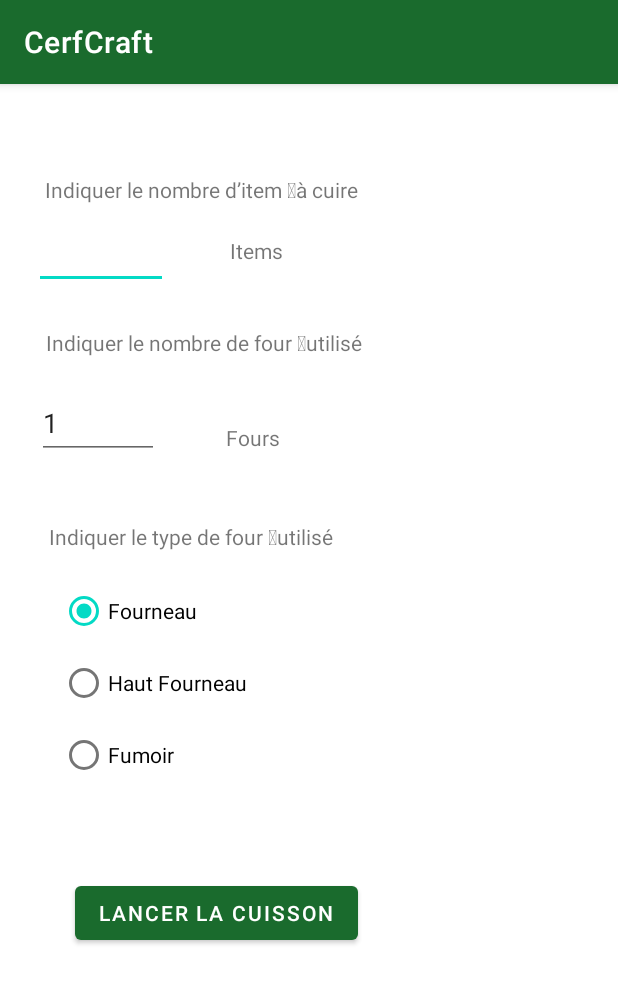
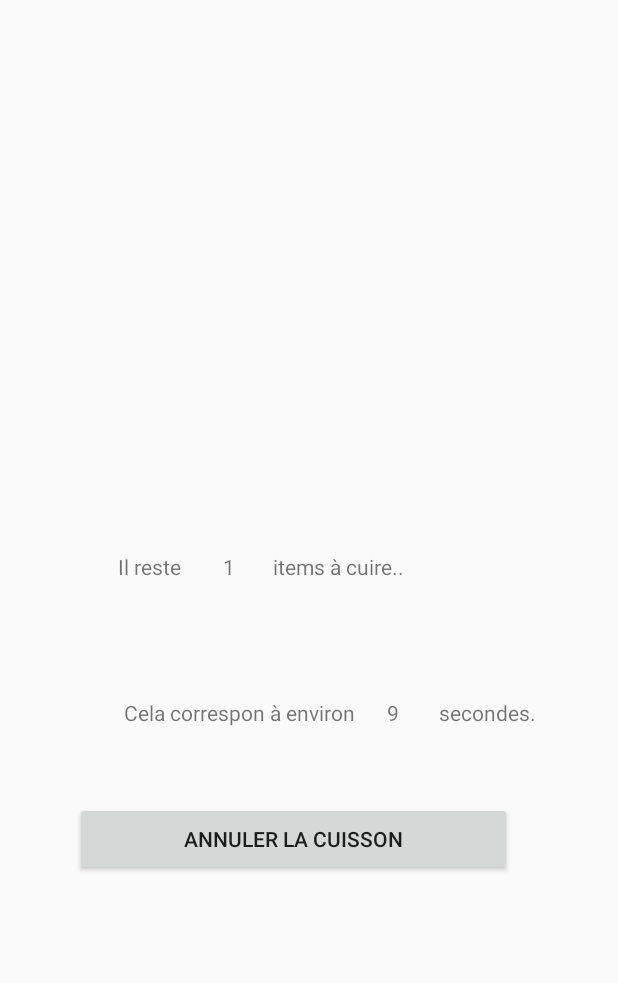
Before and after one commit to dvarre/CerfCraft, an Android app: the CuissonActivity screen opened directly, with no data from a screen before it, after a tap on "LANCER LA CUISSON", on a phone screen of 412 x 824 dp. Shown: the top 983 px of the screen. Run offline under Robolectric (Android 15) with nearby library versions, the phone set to English and light mode, and no system bars.

Commit message:
toolbarand cuisson en cours

```diff
--- a/app/src/main/AndroidManifest.xml
+++ b/app/src/main/AndroidManifest.xml
@@ -39,6 +39,9 @@
             android:name=".CuissonActivity"
             android:exported="false" />
         <activity
+            android:name=".CuissonEnCoursActivity"
+            android:exported="false" />
+        <activity
             android:name=".MobsActivity"
             android:exported="false" />
         <activity
--- a/app/src/main/java/fr/cerfcraft/CuissonActivity.java
+++ b/app/src/main/java/fr/cerfcraft/CuissonActivity.java
@@ -5,6 +5,7 @@ import androidx.core.app.NotificationCompat;
 
 import android.app.NotificationChannel;
 import android.app.NotificationManager;
+import android.content.Intent;
 import android.os.Build;
 import android.os.Bundle;
 import android.os.Handler;
@@ -13,77 +14,65 @@ import android.widget.Button;
 import android.widget.RadioGroup;
 import android.widget.TextView;
 
+import fr.cerfcraft.activity.MainActivity;
+
 public class CuissonActivity extends AppCompatActivity {
 
+    public static boolean cuissonEnCours = false;
     protected NotificationManager notificationManager;
     Button button;
-    NotificationCompat.Builder builder;
+
     RadioGroup typeFurnace;
-    private int fourneau_cuisson_time = 10;
-    private int haut_fourneau_cuisson_time = 5;
-    private int fumoir_cuisson_time = 5;
+
     TextView number_item;
     TextView number_furnaces;
+    @Override
+    public void onResume() {
+        super.onResume();
+        if (cuissonEnCours) {
+            Intent intent = new Intent(this, CuissonEnCoursActivity.class);
+            startActivity(intent);
+        }
+    }
     @Override
     protected void onCreate(Bundle savedInstanceState) {
         super.onCreate(savedInstanceState);
         setContentView(R.layout.activity_cuisson);
-
-        if (Build.VERSION.SDK_INT >= Build.VERSION_CODES.O) {
-            CharSequence name = "Notification cuisson";
-            String description = "Le channel de notifs de la cuisson";
-            int importance = NotificationManager.IMPORTANCE_DEFAULT;
-            NotificationChannel channel = new NotificationChannel("1", name, importance);
-            channel.setDescription(description);
-            // Register the channel with the system; you can't change the importance
-            // or other notification behaviors after this
-            notificationManager = getSystemService(NotificationManager.class);
-            notificationManager.createNotificationChannel(channel);
-        }
         button = (Button)findViewById(R.id.button_cuisson_start);
         button.setOnClickListener(v -> startNotif());
         number_furnaces = (TextView)findViewById(R.id.number_furnace);
         number_item = (TextView)findViewById(R.id.number_items);
         typeFurnace = (RadioGroup) findViewById(R.id.type_furnace);
-        builder = new NotificationCompat.Builder(this, "1")
-                .setSmallIcon(R.drawable.logo_craft)
-                .setContentTitle("Cuisson des items terminés")
-                .setContentText("Tous les items ont cuis")
-                .setStyle(new NotificationCompat.BigTextStyle()
-                        .bigText("Much longer text that cannot fit one line..."))
-                .setPriority(NotificationCompat.PRIORITY_DEFAULT);
+
+    }
+
+    @Override
+    public void onBackPressed(){
+        //super.onBackPressed();
+        Intent intent = new Intent(this, MainActivity.class );
+        startActivity(intent);
+    }
+    public void startNotif() {
+        cuissonEnCours = true;
+        CuissonEnCoursActivity.nbItem = Integer.parseInt(number_item.getText().toString());
+        CuissonEnCoursActivity.nbFour = Integer.parseInt(number_furnaces.getText().toString());
+        CuissonEnCoursActivity.typeFour = FindCuissonType();
+        Intent intent = new Intent(this, CuissonEnCoursActivity.class);
+        startActivity(intent);
+    }
+
+    private String FindCuissonType() {
+        switch (typeFurnace.getCheckedRadioButtonId()) {
+            case R.id.fourneau_button:
+                return "fourneau";
+            case R.id.haut_fourneau_button:
+                return "haut_fourneau";
+            case R.id.fumoir_button:
+                return "fumoir_cuisson";
+            default :
+                return "";
+        }
     }
 
 
-    public void startNotif() {
-        final Handler handler = new Handler(Looper.getMainLooper());
-        handler.postDelayed(new Runnable() {
-            @Override
-            public void run() {
-                if (Build.VERSION.SDK_INT >= Build.VERSION_CODES.O) {
-                    notificationManager.notify(0, builder.build());
-                }
-            }
-        }, ComputeCuissonTime());
-    }
-
-    private int ComputeCuissonTime() {
-        return Integer.parseInt(number_item.getText().toString())
-                * FindCuissonType()
-                / Integer.parseInt(number_furnaces.getText().toString())
-                * 1000;
-    }
-
-    private int FindCuissonType() {
-        switch (typeFurnace.getCheckedRadioButtonId()) {
-            case R.id.fourneau_button:
-                return fourneau_cuisson_time;
-            case R.id.haut_fourneau_button:
-                return haut_fourneau_cuisson_time;
-            case R.id.fumoir_button:
-                return fumoir_cuisson_time;
-            default :
-                return 10;
-        }
-    }
 }
--- /dev/null
+++ b/app/src/main/java/fr/cerfcraft/CuissonEnCoursActivity.java
@@ -0,0 +1,151 @@
+package fr.cerfcraft;
+
+import android.app.NotificationChannel;
+import android.app.NotificationManager;
+import android.content.Intent;
+import android.os.Build;
+import android.os.Bundle;
+import android.os.Handler;
+import android.os.Looper;
+import android.widget.Button;
+import android.widget.RadioGroup;
+import android.widget.TextView;
+
+import androidx.appcompat.app.AppCompatActivity;
+import androidx.core.app.NotificationCompat;
+
+import fr.cerfcraft.activity.MainActivity;
+
+public class CuissonEnCoursActivity extends AppCompatActivity {
+
+    protected NotificationManager notificationManager;
+    NotificationCompat.Builder builder;
+    Button button;
+    public static int nbItem;
+    public static int nbFour;
+    public static String typeFour;
+
+    private int fourneau_cuisson_time = 10;
+    private int haut_fourneau_cuisson_time = 5;
+    private int fumoir_cuisson_time = 5;
+
+    private boolean cuissonStarted;
+
+    private TextView itemRestantV;
+    private TextView timeRestantV;
+    private int itemRestant;
+    private int timeRestant;
+
+    private int timeBeforeItem;
+
+
+
+    @Override
+    public void onResume() {
+        super.onResume();
+        if (!cuissonStarted) {
+            cuissonStarted = true;
+            startCuisson();
+        }
+    }
+
+    private void startCuisson() {
+        timeRestant = ComputeCuissonTime();
+        itemRestant = nbItem;
+        timeBeforeItem = FindCuissonTime() * 1000;
+        Cuisson();
+    }
+
+    @Override
+    public void onBackPressed(){
+        //super.onBackPressed();
+        Intent intent = new Intent(this, MainActivity.class );
+        startActivity(intent);
+    }
+    private void Cuisson() {
+        UpdateGraphics();
+        if (timeRestant <= 0) {
+            if (Build.VERSION.SDK_INT >= Build.VERSION_CODES.O) {
+                notificationManager.notify(0, builder.build());
+            }
+            CuissonActivity.cuissonEnCours = false;
+        } else {
+            timeRestant -= 1000;
+            timeBeforeItem -= 1000;
+            while (timeBeforeItem <= 0) {
+                itemRestant = Math.max(0, itemRestant - nbFour);
+                timeBeforeItem += FindCuissonTime() * 1000;
+            }
+            final Handler handler = new Handler(Looper.getMainLooper());
+            handler.postDelayed(new Runnable() {
+                @Override
+                public void run() {
+                    Cuisson();
+                }
+            }, 1000);
+        }
+    }
+    private void UpdateGraphics() {
+        itemRestantV.setText(""+itemRestant);
+        timeRestantV.setText(""+(timeRestant/1000));
+    }
+
+    @Override
+    protected void onCreate(Bundle savedInstanceState) {
+        super.onCreate(savedInstanceState);
+        setContentView(R.layout.activity_cuisson_en_cours);
+        cuissonStarted = false;
+        if (Build.VERSION.SDK_INT >= Build.VERSION_CODES.O) {
+            CharSequence name = "Notification cuisson";
+            String description = "Le channel de notifs de la cuisson";
+            int importance = NotificationManager.IMPORTANCE_DEFAULT;
+            NotificationChannel channel = new NotificationChannel("1", name, importance);
+            channel.setDescription(description);
+            // Register the channel with the system; you can't change the importance
+            // or other notification behaviors after this
+            notificationManager = getSystemService(NotificationManager.class);
+            notificationManager.createNotificationChannel(channel);
+        }
+        itemRestantV = (TextView) findViewById(R.id.textViewItemsCuissons);
+        timeRestantV = (TextView)findViewById(R.id.textViewTimeCuisson);
+        button = (Button)findViewById(R.id.button_cuisson_end);
+        button.setOnClickListener(v -> Cancel());
+        builder = new NotificationCompat.Builder(this, "1")
+                .setSmallIcon(R.drawable.logo_craft)
+                .setContentTitle("Cuisson des items terminés")
+                .setContentText("Tous les items ont cuis")
+                .setStyle(new NotificationCompat.BigTextStyle()
+                        .bigText("Much longer text that cannot fit one line..."))
+                .setPriority(NotificationCompat.PRIORITY_DEFAULT);
+    }
+
+    private int ComputeCuissonTime() {
+        return nbItem * FindCuissonTime()
+                / ComputeFurnaceTimeNumber()
+                * 1000;
+    }
+
+    private int ComputeFurnaceTimeNumber(){
+         return Math.min(nbFour,nbItem)+
+                 (Math.min(nbFour,nbItem)%nbFour == 0 ? 0 : 1 );
+    }
+
+    private int FindCuissonTime() {
+        switch (typeFour) {
+            case "fourneau":
+                return fourneau_cuisson_time;
+            case "haut_fourneau":
+                return haut_fourneau_cuisson_time;
+            case "fumoir":
+                return fumoir_cuisson_time;
+            default :
+                return 10;
+        }
+    }
+
+    public void Cancel() {
+        CuissonActivity.cuissonEnCours = false;
+        Intent intent = new Intent(this, CuissonActivity.class);
+        startActivity(intent);
+    }
+}
--- a/app/src/main/res/layout/activity_cuisson.xml
+++ b/app/src/main/res/layout/activity_cuisson.xml
@@ -33,6 +33,7 @@
         android:layout_marginBottom="636dp"
         android:ems="10"
         android:inputType="number"
+        android:text="1"
         app:layout_constraintBottom_toBottomOf="parent"
         app:layout_constraintEnd_toEndOf="parent"
         app:layout_constraintStart_toStartOf="parent"
@@ -162,4 +163,5 @@
         app:layout_constraintStart_toStartOf="parent"
         app:layout_constraintTop_toBottomOf="@+id/type_furnace"
         app:layout_constraintVertical_bias="1.0" />
+
 </androidx.constraintlayout.widget.ConstraintLayout>
--- /dev/null
+++ b/app/src/main/res/layout/activity_cuisson_en_cours.xml
@@ -0,0 +1,103 @@
+<?xml version="1.0" encoding="utf-8"?>
+<androidx.constraintlayout.widget.ConstraintLayout xmlns:android="http://schemas.android.com/apk/res/android"
+    xmlns:app="http://schemas.android.com/apk/res-auto"
+    xmlns:tools="http://schemas.android.com/tools"
+    android:layout_width="match_parent"
+    android:layout_height="match_parent"
+    tools:context=".CuissonActivity">
+
+    <Button
+        android:id="@+id/button_cuisson_end"
+        android:layout_width="291dp"
+        android:layout_height="49dp"
+        android:layout_marginStart="50dp"
+        android:layout_marginTop="6dp"
+        android:layout_marginEnd="50dp"
+        android:layout_marginBottom="240dp"
+        android:text="Annuler la cuisson"
+        app:layout_constraintBottom_toBottomOf="parent"
+        app:layout_constraintEnd_toEndOf="parent"
+        app:layout_constraintHorizontal_bias="0.0"
+        app:layout_constraintStart_toStartOf="parent"
+        app:layout_constraintTop_toBottomOf="@+id/type_furnace"
+        app:layout_constraintVertical_bias="1.0" />
+
+    <TextView
+        android:id="@+id/textView13"
+        android:layout_width="wrap_content"
+        android:layout_height="wrap_content"
+        android:layout_marginStart="12dp"
+        android:layout_marginEnd="52dp"
+        android:layout_marginBottom="50dp"
+        android:text="secondes."
+        app:layout_constraintBottom_toTopOf="@+id/button_cuisson_end"
+        app:layout_constraintEnd_toEndOf="parent"
+        app:layout_constraintStart_toEndOf="@+id/textViewTimeCuisson" />
+
+    <TextView
+        android:id="@+id/textViewTimeCuisson"
+        android:layout_width="wrap_content"
+        android:layout_height="wrap_content"
+        android:layout_marginStart="6dp"
+        android:layout_marginEnd="12dp"
+        android:layout_marginBottom="50dp"
+        android:text="TextView"
+        app:layout_constraintBottom_toTopOf="@+id/button_cuisson_end"
+        app:layout_constraintEnd_toStartOf="@+id/textView13"
+        app:layout_constraintStart_toEndOf="@+id/textView11" />
+
+    <TextView
+        android:id="@+id/textViewItemsCuissons"
+        android:layout_width="wrap_content"
+        android:layout_height="wrap_content"
+        android:layout_marginStart="14dp"
+        android:layout_marginTop="300dp"
+        android:layout_marginEnd="16dp"
+        android:layout_marginBottom="10dp"
+        android:text="TextView"
+        app:layout_constraintBottom_toTopOf="@+id/textView11"
+        app:layout_constraintEnd_toStartOf="@+id/textView10"
+        app:layout_constraintStart_toEndOf="@+id/textView"
+        app:layout_constraintTop_toTopOf="parent" />
+
+    <TextView
+        android:id="@+id/textView10"
+        android:layout_width="wrap_content"
+        android:layout_height="wrap_content"
+        android:layout_marginStart="9dp"
+        android:layout_marginTop="300dp"
+        android:layout_marginEnd="144dp"
+        android:layout_marginBottom="10dp"
+        android:text="items à cuire.."
+        app:layout_constraintBottom_toTopOf="@+id/textViewTimeCuisson"
+        app:layout_constraintEnd_toEndOf="parent"
+        app:layout_constraintStart_toEndOf="@+id/textViewItemsCuissons"
+        app:layout_constraintTop_toTopOf="parent" />
+
+    <TextView
+        android:id="@+id/textView11"
+        android:layout_width="wrap_content"
+        android:layout_height="wrap_content"
+        android:layout_marginStart="80dp"
+        android:layout_marginEnd="12dp"
+        android:layout_marginBottom="50dp"
+        android:text="Cela correspon à environ"
+        app:layout_constraintBottom_toTopOf="@+id/button_cuisson_end"
+        app:layout_constraintEnd_toStartOf="@+id/textViewTimeCuisson"
+        app:layout_constraintStart_toStartOf="parent" />
+
+    <TextView
+        android:id="@+id/textView"
+        android:layout_width="wrap_content"
+        android:layout_height="wrap_content"
+        android:layout_marginStart="80dp"
+        android:layout_marginTop="300dp"
+        android:layout_marginEnd="14dp"
+        android:layout_marginBottom="10dp"
+        android:text="Il reste"
+        app:layout_constraintBottom_toTopOf="@+id/textView11"
+        app:layout_constraintEnd_toStartOf="@+id/textViewItemsCuissons"
+        app:layout_constraintStart_toStartOf="parent"
+        app:layout_constraintTop_toTopOf="parent" />
+
+</androidx.constraintlayout.widget.ConstraintLayout>
--- a/app/src/main/res/values/themes.xml
+++ b/app/src/main/res/values/themes.xml
@@ -1,6 +1,6 @@
 <resources xmlns:tools="http://schemas.android.com/tools">
     <!-- Base application theme. -->
-    <style name="Theme.CerfCraft" parent="Theme.MaterialComponents.DayNight.DarkActionBar">
+    <style name="Theme.CerfCraft" parent="Theme.AppCompat.DayNight.NoActionBar">
         <!-- Primary brand color. -->
         <item name="colorPrimary">@color/primary_color_green</item>
         <item name="colorPrimaryVariant">@color/light_color_green</item>
```
Also changed, not shown: app/src/main/java/fr/cerfcraft/NotifsActivity.java (+14 -1 lines), app/src/main/java/fr/cerfcraft/activity/MainActivity.java (+68 -0 lines), app/src/main/res/layout/activity_main.xml (+21 -0 lines), app/src/main/res/layout/activity_notifs.xml (+31 -17 lines).
